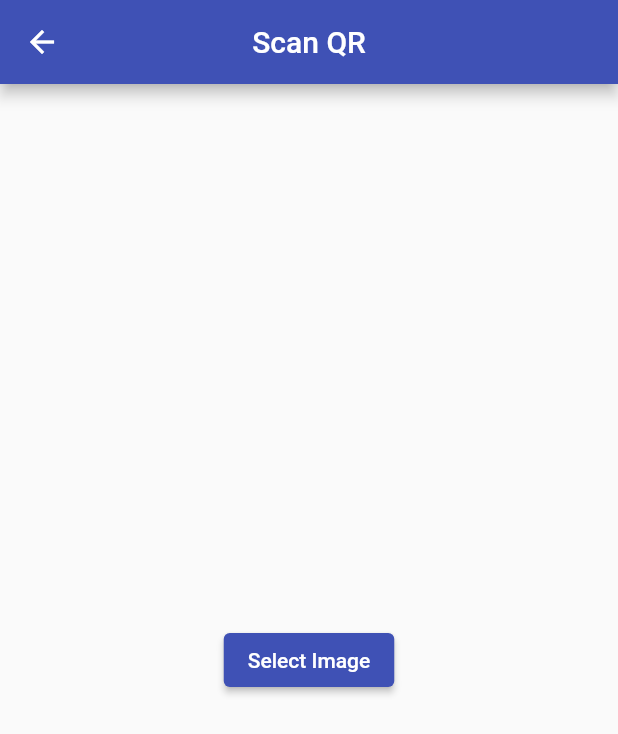
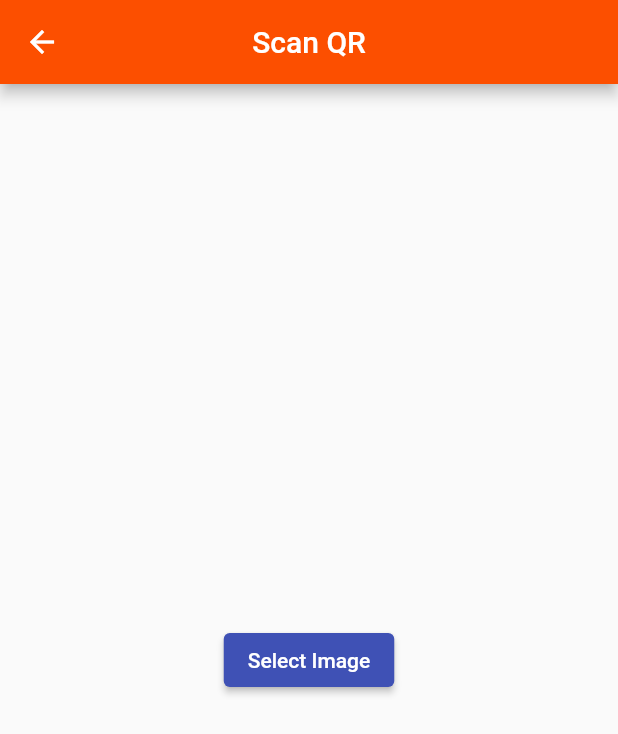
Before and after one commit to AungMyoKyaw4198/QRscanner, a Flutter app: the ScanQRGalleryPage screen opened directly, on a phone screen of 412 x 824 dp. Shown: the top 734 px of the screen. Run offline on Flutter 3.47's test engine with Material 2 defaults, Android fonts, the phone set to English and light mode, and no system bars; our stand-ins replace google_fonts, image_picker, qr_flutter; missing offline and left inert: qr_code_scanner, qr_code_tools.

Commit message:
Final Release Commit

```diff
--- a/qr_scanner/lib/scan_qr_gallery.dart
+++ b/qr_scanner/lib/scan_qr_gallery.dart
@@ -23,6 +23,7 @@ class _ScanQRGalleryPageState extends State<ScanQRGalleryPage> {
       appBar: AppBar(
         centerTitle: true,
         title: const Text("Scan QR"),
+        backgroundColor: const Color(0xfffc4f00),
       ),
       body: Container(
           child: selectedImage != null
```
Also changed, not shown: qr_scanner/lib/scan_qr_page.dart (+4 -3 lines), 4 other files.
